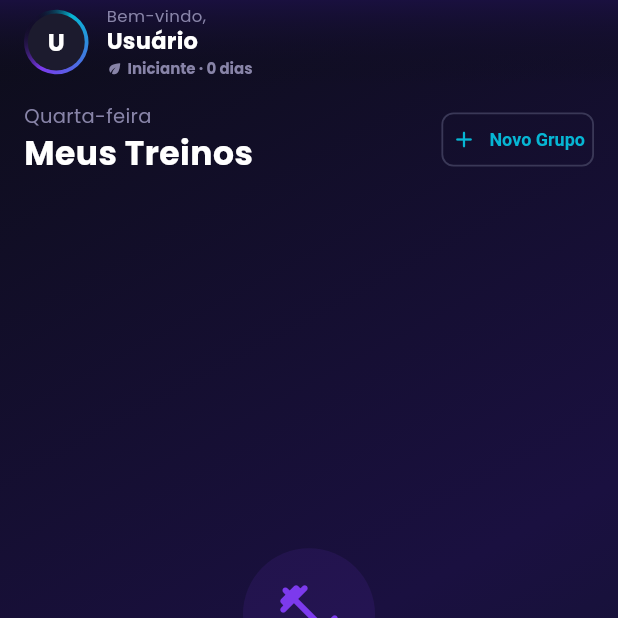
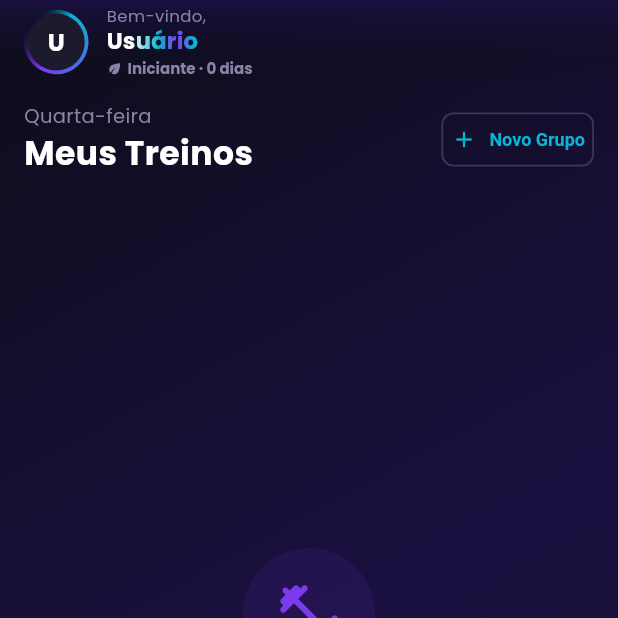
Before and after one commit to Fabio-Argona/gym-manager-frontend-apk, a Flutter app: the HomePage screen opened by its route, on a phone screen of 412 x 824 dp, the top half of it. Run offline on Flutter 3.47's test engine with Material 3 defaults, Android fonts, the phone set to English and light mode, and no system bars; our stand-ins replace file_picker, local_auth, mask_text_input_formatter, shared_preferences; accounts and stored records are empty.

Commit message:
feat: efeito shimmer de cor correndo no nome do header

```diff
--- a/lib/pages/home_page.dart
+++ b/lib/pages/home_page.dart
@@ -640,7 +640,28 @@ class _HomePageState extends State<HomePage>
                       letterSpacing: 0.3,
                     ),
                   ),
-                  Text(
+                  AnimatedBuilder(
+                    animation: _ringController,
+                    builder: (context, child) {
+                      final v = _ringController.value;
+                      return ShaderMask(
+                        blendMode: BlendMode.srcIn,
+                        shaderCallback: (bounds) => LinearGradient(
+                          colors: const [
+                            Colors.white,
+                            _accent,
+                            _primary,
+                            _accent,
+                            Colors.white,
+                          ],
+                          stops: const [0.0, 0.3, 0.5, 0.7, 1.0],
+                          begin: Alignment(-3.0 + v * 4.0, 0),
+                          end: Alignment(-1.0 + v * 4.0, 0),
+                        ).createShader(bounds),
+                        child: child,
+                      );
+                    },
+                    child: Text(
                       widget.nome,
                       style: const TextStyle(
                         fontSize: 15,
@@ -649,6 +670,7 @@ class _HomePageState extends State<HomePage>
                         letterSpacing: 0.2,
                       ),
                       overflow: TextOverflow.ellipsis,
+                    ),
                   ),
                   const SizedBox(height: 3),
                   Row(
```
Lines whose indentation alone changed are shown as unchanged.
